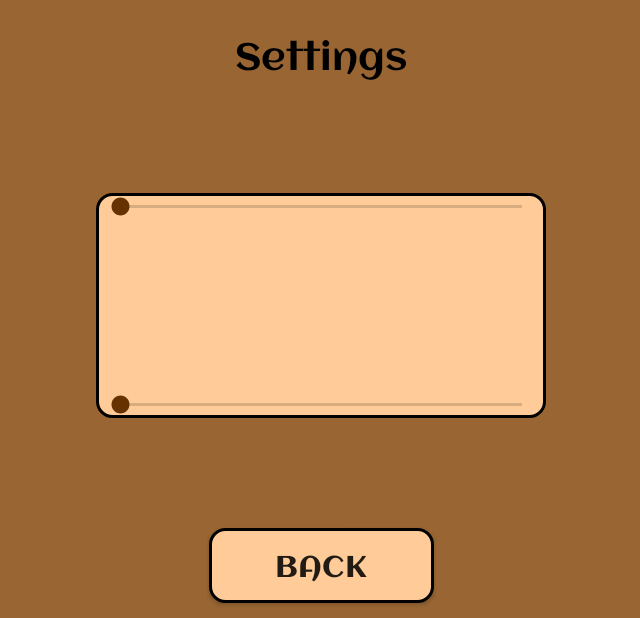
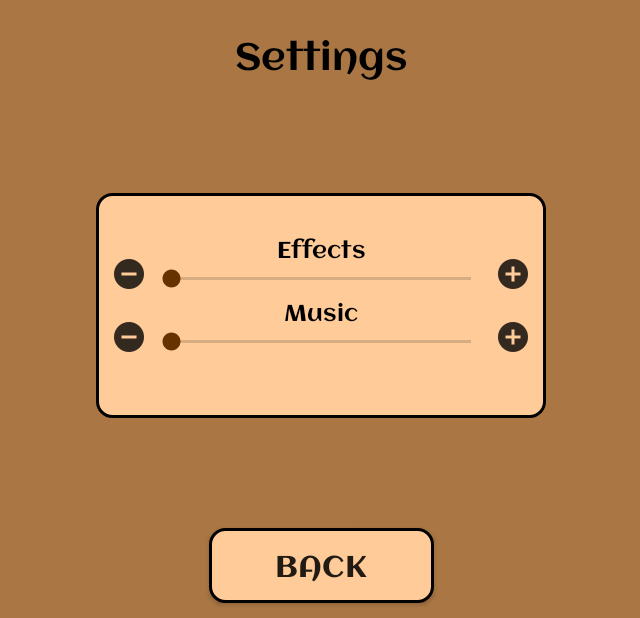
Before and after one commit to moevm/mse_customary_clone_of_Carcassonne, an Android app: the SettingsActivity screen opened directly, with no data from a screen before it, on a phone screen of 824 x 412 dp (held sideways). Shown: the whole screen, without its empty margins (297-937 px from the left). Run offline under Robolectric (Android 15) with nearby library versions, the phone set to English and light mode, and no system bars.

Commit message:
settings update
- Улучшен дизайн страницы настроек.
- Изменен цвет фона

```diff
--- a/app/src/main/res/layout/activity_settings.xml
+++ b/app/src/main/res/layout/activity_settings.xml
@@ -17,7 +17,7 @@
               app:layout_constraintLeft_toLeftOf="parent"
               app:layout_constraintRight_toRightOf="parent"/>
 
-    <!-- TODO: сделать размеры нормально -->
+    <!-- TODO: сделать размеры нормально, да т в целом все плохо, переделать зависимости -->
     <android.support.constraint.ConstraintLayout android:layout_width="300dp"
                                                  android:layout_height="150dp"
                                                  app:layout_constraintLeft_toLeftOf="parent"
@@ -25,19 +25,100 @@
                                                  app:layout_constraintBottom_toTopOf="@id/backButton"
                                                  app:layout_constraintTop_toBottomOf="@id/title"
                                                  android:background="@drawable/rounded_corners">
-        <SeekBar android:layout_width="0dp"
+
+        <TextView android:layout_width="wrap_content"
                   android:layout_height="wrap_content"
+                  android:text="@string/title_effects"
+                  android:fontFamily="@font/aclonica"
+                  android:textColor="#000"
+                  android:textSize="15sp"
+                  android:background="@color/colorMenuButton"
+                  app:layout_constraintLeft_toLeftOf="parent"
+                  app:layout_constraintRight_toRightOf="parent"
+                  app:layout_constraintBottom_toTopOf="@+id/effectsBar"
+        />
+
+        <ImageButton android:layout_width="wrap_content"
+                     android:layout_height="wrap_content"
+                     style="@style/ImageMenuButtonStyle"
+                     android:id="@+id/effectsMinus"
+                     app:srcCompat="@drawable/ic_minus"
+                     app:layout_constraintVertical_bias="0.3"
                      app:layout_constraintTop_toTopOf="parent"
+                     app:layout_constraintBottom_toBottomOf="parent"
                      app:layout_constraintLeft_toLeftOf="parent"
+
+        />
+
+        <ImageButton android:layout_width="wrap_content"
+                     android:layout_height="wrap_content"
+                     style="@style/ImageMenuButtonStyle"
+                     android:id="@+id/effectsPlus"
+                     app:srcCompat="@drawable/ic_plus"
+                     app:layout_constraintVertical_bias="0.3"
+                     app:layout_constraintTop_toTopOf="parent"
+                     app:layout_constraintBottom_toBottomOf="parent"
                      app:layout_constraintRight_toRightOf="parent"
 
         />
 
         <SeekBar android:layout_width="0dp"
                  android:layout_height="wrap_content"
+                 android:id="@+id/effectsBar"
+                 app:layout_constraintVertical_bias="0.3"
+                 app:layout_constraintBottom_toBottomOf="@id/effectsMinus"
+                 app:layout_constraintLeft_toRightOf="@id/effectsMinus"
+                 app:layout_constraintRight_toLeftOf="@id/effectsPlus"
+
+        />
+
+
+        <TextView android:layout_width="wrap_content"
+                  android:layout_height="wrap_content"
+                  android:text="@string/title_music"
+                  android:fontFamily="@font/aclonica"
+                  android:textColor="#000"
+                  android:textSize="15sp"
+                  android:background="@color/colorMenuButton"
+                  app:layout_constraintLeft_toLeftOf="parent"
+                  app:layout_constraintRight_toRightOf="parent"
+                  app:layout_constraintBottom_toTopOf="@+id/musicBar"
+        />
+
+
+
+        <ImageButton android:layout_width="wrap_content"
+                     android:layout_height="wrap_content"
+                     style="@style/ImageMenuButtonStyle"
+                     app:srcCompat="@drawable/ic_minus"
+                     android:id="@+id/musicMinus"
+                     app:layout_constraintVertical_bias="0.7"
+                     app:layout_constraintTop_toTopOf="parent"
                      app:layout_constraintBottom_toBottomOf="parent"
                      app:layout_constraintLeft_toLeftOf="parent"
+
+        />
+
+        <ImageButton android:layout_width="wrap_content"
+                     android:layout_height="wrap_content"
+                     style="@style/ImageMenuButtonStyle"
+                     app:srcCompat="@drawable/ic_plus"
+                     android:id="@+id/musicPlus"
+                     app:layout_constraintVertical_bias="0.7"
+                     app:layout_constraintTop_toTopOf="parent"
+                     app:layout_constraintBottom_toBottomOf="parent"
                      app:layout_constraintRight_toRightOf="parent"
+
+        />
+
+        <SeekBar android:layout_width="0dp"
+                 android:layout_height="wrap_content"
+                 android:id="@+id/musicBar"
+                 app:layout_constraintVertical_bias="0.7"
+
+                 app:layout_constraintBottom_toBottomOf="@id/musicMinus"
+                 app:layout_constraintLeft_toRightOf="@id/musicMinus"
+                 app:layout_constraintRight_toLeftOf="@id/musicPlus"
         />
 
     </android.support.constraint.ConstraintLayout>
--- a/app/src/main/res/values/colors.xml
+++ b/app/src/main/res/values/colors.xml
@@ -3,7 +3,7 @@
     <color name="colorPrimary">#996633</color>
     <color name="colorPrimaryDark">#663300</color>
     <color name="colorAccent">#663300</color>
-    <color name="colorBackground">#996633</color>
+    <color name="colorBackground">#aa7744</color>
     <color name="colorMenuButton">#ffcc99</color>
     <color name="colorMenuButtonPressed">#ddaa77</color>
 </resources>
--- a/app/src/main/res/values/strings.xml
+++ b/app/src/main/res/values/strings.xml
@@ -9,5 +9,7 @@
     <string name="title_info">About</string>
     <string name="title_players">Choose players</string>
     <string name="title_settings">Settings</string>
+    <string name="title_effects">Effects</string>
+    <string name="title_music">Music</string>
 
 </resources>
--- a/app/src/main/res/values/styles.xml
+++ b/app/src/main/res/values/styles.xml
@@ -6,7 +6,7 @@
         <item name="colorPrimary">@color/colorPrimary</item>
         <item name="colorPrimaryDark">@color/colorPrimaryDark</item>
         <item name="colorAccent">@color/colorAccent</item>
-        <item name="android:background">@color/colorPrimary</item>
+        <item name="android:background">@color/colorBackground</item>
     </style>
 
     <style name="MenuElementCommonStyle" parent="android:style/Widget.Button">
```
Also changed, not shown: app/src/main/res/drawable-hdpi/ic_minus.png (added), app/src/main/res/drawable-hdpi/ic_plus.png (added), app/src/main/res/drawable-mdpi/ic_minus.png (added), app/src/main/res/drawable-mdpi/ic_plus.png (added), app/src/main/res/drawable-xhdpi/ic_minus.png (added), app/src/main/res/drawable-xhdpi/ic_plus.png (added), app/src/main/res/drawable-xxhdpi/ic_minus.png (added), app/src/main/res/drawable-xxhdpi/ic_plus.png (added), app/src/main/res/drawable-xxxhdpi/ic_minus.png (added), app/src/main/res/drawable-xxxhdpi/ic_plus.png (added). Lines whose indentation alone changed are shown as unchanged.
